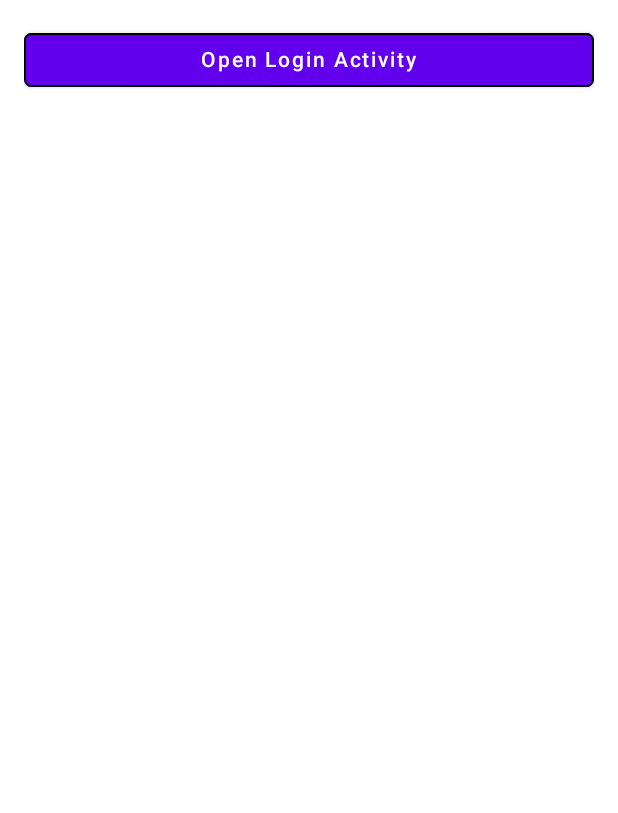
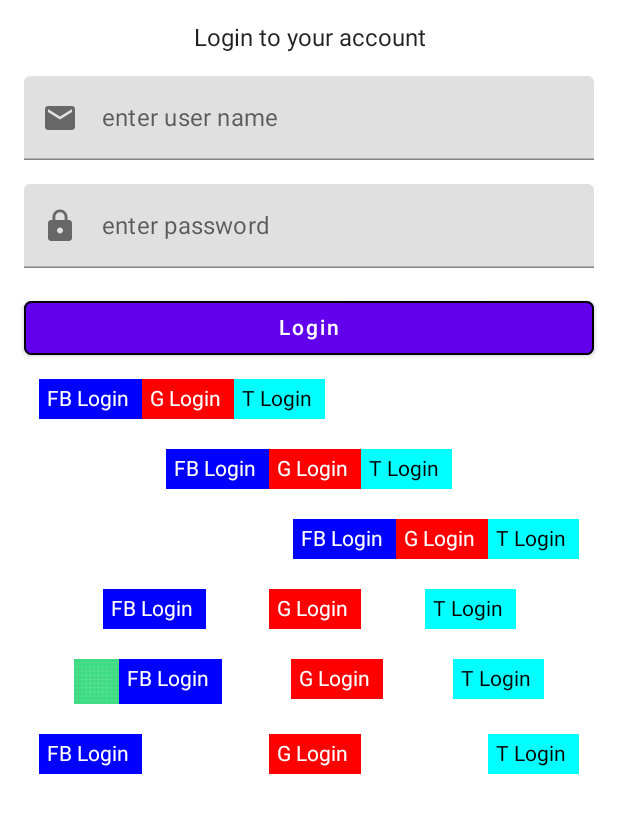
Before and after one commit to AnwarSamir/AndroidJetpacCompseApp, an Android app built with Jetpack Compose: the screen it shows after launch (MainActivity before the commit, LoginActivity after it), on a phone screen of 412 x 824 dp. Shown: the top 813 px of the screen. Run offline under Robolectric (Android 15) with nearby library versions, the phone set to English and light mode, and no system bars.

Commit message:
- Adding row Work

```diff
--- a/app/src/main/AndroidManifest.xml
+++ b/app/src/main/AndroidManifest.xml
@@ -12,10 +12,6 @@
         <activity
             android:name=".ui.LoginActivity"
             android:label="@string/title_activity_login"
-            android:theme="@style/Theme.AndroidJetpacCompseApp.NoActionBar"></activity>
-        <activity
-            android:name=".MainActivity"
-            android:label="@string/app_name"
             android:theme="@style/Theme.AndroidJetpacCompseApp.NoActionBar">
             <intent-filter>
                 <action android:name="android.intent.action.MAIN" />
@@ -23,6 +19,12 @@
                 <category android:name="android.intent.category.LAUNCHER" />
             </intent-filter>
         </activity>
+        <activity
+            android:name=".MainActivity"
+            android:label="@string/app_name"
+            android:theme="@style/Theme.AndroidJetpacCompseApp.NoActionBar">
+
+        </activity>
     </application>
 
 </manifest>
--- a/app/src/main/java/com/codestomp/androidjetpaccompseapp/ui/LoginActivity.kt
+++ b/app/src/main/java/com/codestomp/androidjetpaccompseapp/ui/LoginActivity.kt
@@ -1,16 +1,19 @@
 package com.codestomp.androidjetpaccompseapp.ui
 
+import android.graphics.drawable.PaintDrawable
 import android.os.Bundle
 import android.util.Log
 import android.widget.Toast
 import androidx.activity.compose.setContent
 import androidx.appcompat.app.AppCompatActivity
 import androidx.compose.foundation.BorderStroke
+import androidx.compose.foundation.Image
 import androidx.compose.foundation.background
 import androidx.compose.foundation.clickable
 import androidx.compose.foundation.gestures.ScrollScope
 import androidx.compose.foundation.layout.*
 import androidx.compose.foundation.shape.RoundedCornerShape
+import androidx.compose.foundation.text.ClickableText
 import androidx.compose.foundation.text.KeyboardOptions
 import androidx.compose.material.*
 import androidx.compose.material.icons.Icons
@@ -26,16 +29,21 @@ import androidx.compose.ui.Modifier
 import androidx.compose.ui.draw.clip
 import androidx.compose.ui.graphics.Color
 import androidx.compose.ui.graphics.Shape
+import androidx.compose.ui.graphics.painter.Painter
+import androidx.compose.ui.res.painterResource
+import androidx.compose.ui.text.AnnotatedString
 import androidx.compose.ui.text.TextStyle
 import androidx.compose.ui.text.input.KeyboardType
 import androidx.compose.ui.text.input.PasswordVisualTransformation
 import androidx.compose.ui.text.input.TextFieldValue
 import androidx.compose.ui.text.input.VisualTransformation
 import androidx.compose.ui.text.style.TextAlign
+import androidx.compose.ui.tooling.preview.Preview
 import androidx.compose.ui.unit.Dp
 import androidx.compose.ui.unit.TextUnit
 import androidx.compose.ui.unit.dp
 import androidx.compose.ui.unit.sp
+import com.codestomp.androidjetpaccompseapp.R
 import com.codestomp.androidjetpaccompseapp.ui.ui.theme.AndroidJetpacCompseAppTheme
 
 class LoginActivity : AppCompatActivity() {
@@ -54,8 +62,10 @@ class LoginActivity : AppCompatActivity() {
     }
 }
 
+
+
+
 // make linear layout
-
 @Composable
 fun makeVerticalLayout()
 {
@@ -70,7 +80,159 @@ fun makeVerticalLayout()
             userNameInput()
             userPasswordInput()
             makeButton()
+
+            buildOtherLoginTypes1()
+            buildOtherLoginTypes2()
+            buildOtherLoginTypes3()
+            buildOtherLoginTypes4()
+            buildOtherLoginTypes5()
+            buildOtherLoginTypes6()
+
+
         }
+
+
+}
+
+@Composable
+fun buildOtherLoginTypes1()
+{
+    Row(modifier = Modifier
+        .padding(10.dp)
+        .fillMaxWidth()) {
+
+        Box(modifier = Modifier.background(Color.Blue)) {
+            Text(text = "FB Login ",modifier = Modifier.padding(5.dp),style = TextStyle(Color.White))
+        }
+
+        Box(modifier = Modifier.background(Color.Red)) {
+            Text(text = "G Login ",modifier = Modifier.padding(5.dp),style = TextStyle(Color.White))
+        }
+
+        Box(modifier = Modifier.background(Color.Cyan)) {
+            Text(text = "T Login ",modifier = Modifier.padding(5.dp),style = TextStyle(Color.Black))
+        }
+
+
+    }
+
+
+
+
+}
+
+@Composable
+fun buildOtherLoginTypes2()
+{
+    Row(modifier = Modifier
+        .padding(10.dp)
+        .fillMaxWidth(),horizontalArrangement = Arrangement.Center) {
+
+        Box(modifier = Modifier.background(Color.Blue)) {
+            Text(text = "FB Login ",modifier = Modifier.padding(5.dp),style = TextStyle(Color.White))
+        }
+
+        Box(modifier = Modifier.background(Color.Red)) {
+            Text(text = "G Login ",modifier = Modifier.padding(5.dp),style = TextStyle(Color.White))
+        }
+
+        Box(modifier = Modifier.background(Color.Cyan)) {
+            Text(text = "T Login ",modifier = Modifier.padding(5.dp),style = TextStyle(Color.Black))
+        }
+
+
+    }
+
+
+
+
+}
+
+
+@Composable
+fun buildOtherLoginTypes3()
+{
+    Row(modifier = Modifier
+        .padding(10.dp)
+        .fillMaxWidth(),horizontalArrangement = Arrangement.End) {
+
+        Box(modifier = Modifier.background(Color.Blue)) {
+            Text(text = "FB Login ",modifier = Modifier.padding(5.dp),style = TextStyle(Color.White))
+        }
+
+        Box(modifier = Modifier.background(Color.Red)) {
+            Text(text = "G Login ",modifier = Modifier.padding(5.dp),style = TextStyle(Color.White))
+        }
+
+        Box(modifier = Modifier.background(Color.Cyan)) {
+            Text(text = "T Login ",modifier = Modifier.padding(5.dp),style = TextStyle(Color.Black))
+        }
+
+
+    }
+
+
+
+
+}
+
+
+@Composable
+fun buildOtherLoginTypes4()
+{
+    Row(modifier = Modifier
+        .padding(10.dp)
+        .fillMaxWidth(),horizontalArrangement = Arrangement.SpaceEvenly) {
+
+        Box(modifier = Modifier.background(Color.Blue)) {
+            Text(text = "FB Login ",modifier = Modifier.padding(5.dp),style = TextStyle(Color.White))
+        }
+
+        Box(modifier = Modifier.background(Color.Red)) {
+            Text(text = "G Login ",modifier = Modifier.padding(5.dp),style = TextStyle(Color.White))
+        }
+
+        Box(modifier = Modifier.background(Color.Cyan)) {
+            Text(text = "T Login ",modifier = Modifier.padding(5.dp),style = TextStyle(Color.Black))
+        }
+
+
+    }
+
+
+
+
+}
+
+
+
+
+@Composable
+fun buildOtherLoginTypes5()
+{
+    Row(modifier = Modifier
+        .padding(10.dp)
+        .fillMaxWidth(),horizontalArrangement = Arrangement.SpaceAround) {
+
+        Row(modifier = Modifier.background(Color.Blue)) {
+            Image(modifier = Modifier.size(30.dp),painter = painterResource(R.drawable.ic_launcher_background), contentDescription ="dkslkdj" )
+            Text(text = "FB Login ",modifier = Modifier.padding(5.dp),style = TextStyle(Color.White))
+        }
+
+        Box(modifier = Modifier.background(Color.Red)) {
+            Text(text = "G Login ",modifier = Modifier.padding(5.dp),style = TextStyle(Color.White))
+        }
+
+        Box(modifier = Modifier.background(Color.Cyan)) {
+            Text(text = "T Login ",modifier = Modifier.padding(5.dp),style = TextStyle(Color.Black))
+        }
+
+
+
+
+    }
+
+
 
 
 }
@@ -78,15 +240,82 @@ fun makeVerticalLayout()
 
 
 @Composable
+fun buildOtherLoginTypes6()
+{
+    Row(modifier = Modifier
+        .padding(10.dp)
+        .fillMaxWidth(),horizontalArrangement = Arrangement.SpaceBetween) {
+
+        Box(modifier = Modifier.background(Color.Blue)) {
+            Text(text = "FB Login ",modifier = Modifier.padding(5.dp),style = TextStyle(Color.White))
+        }
+
+        Box(modifier = Modifier.background(Color.Red)) {
+            Text(text = "G Login ",modifier = Modifier.padding(5.dp),style = TextStyle(Color.White))
+        }
+
+        Box(modifier = Modifier.background(Color.Cyan)) {
+            Text(text = "T Login ",modifier = Modifier.padding(5.dp),style = TextStyle(Color.Black))
+        }
+
+
+    }
+
+
+
+
+}
+
+
+
+
+
+
+
+
+
+
+
+
+
+
+
+
+
+
+
+
+
+
+
+
+
+
+
+
+
+
+
+@Composable
 fun makeFrame(loginActivity: LoginActivity)
 {
-    Box(modifier = Modifier.size(Dp(200f)).padding(10.dp).clip(RoundedCornerShape(10f)).background(Color.Blue).clickable(onClick ={
-        Toast.makeText(loginActivity, "From Box Number one ", Toast.LENGTH_SHORT).show()
-    }
+    Box(modifier = Modifier
+        .size(Dp(200f))
+        .padding(10.dp)
+        .clip(RoundedCornerShape(10f))
+        .background(Color.Blue)
+        .clickable(onClick = {
+            Toast
+                .makeText(loginActivity, "From Box Number one ", Toast.LENGTH_SHORT)
+                .show()
+        }
 
-    ),contentAlignment = Alignment.Center){
+        ),contentAlignment = Alignment.Center){
 
-        Box(modifier = Modifier.size(100.dp).background(Color.White).clip(RoundedCornerShape(20f)),contentAlignment = Alignment.Center){
+        Box(modifier = Modifier
+            .size(100.dp)
+            .background(Color.White)
+            .clip(RoundedCornerShape(20f)),contentAlignment = Alignment.Center){
             Text(
                 text = "Helle from the top of box 2",
                 fontSize = 12.sp
@@ -108,7 +337,9 @@ fun userNameInput() {
         leadingIcon = { Icon(Icons.Default.Email,"email icon ") },
         onValueChange = {
             rememberUserNameValue!!.value = it
-        },modifier = Modifier.padding(0.dp,16.dp,0.dp,0.dp).fillMaxWidth(),
+        },modifier = Modifier
+            .padding(0.dp, 16.dp, 0.dp, 0.dp)
+            .fillMaxWidth(),
 
         )
 
@@ -125,7 +356,9 @@ fun userPasswordInput() {
         leadingIcon = { Icon(Icons.Default.Lock,"") },
         onValueChange = {
             rememberUserPasswordValue!!.value = it
-        },modifier = Modifier.padding(0.dp,16.dp,0.dp,0.dp).fillMaxWidth(),
+        },modifier = Modifier
+            .padding(0.dp, 16.dp, 0.dp, 0.dp)
+            .fillMaxWidth(),
         visualTransformation = PasswordVisualTransformation()
 
         )
@@ -140,7 +373,9 @@ fun makeButton()
         Log.e("User input is ->","usernaame is : ${rememberUserNameValue!!.value.text},password : ${rememberUserPasswordValue!!.value.text}")
     },border = BorderStroke(1.dp, Color.Black),
         shape = RoundedCornerShape(5.dp),
-        modifier = Modifier.fillMaxWidth().padding(0.dp,16.dp,0.dp,0.dp),
+        modifier = Modifier
+            .fillMaxWidth()
+            .padding(0.dp, 16.dp, 0.dp, 0.dp),
         enabled = true
 
 
```
